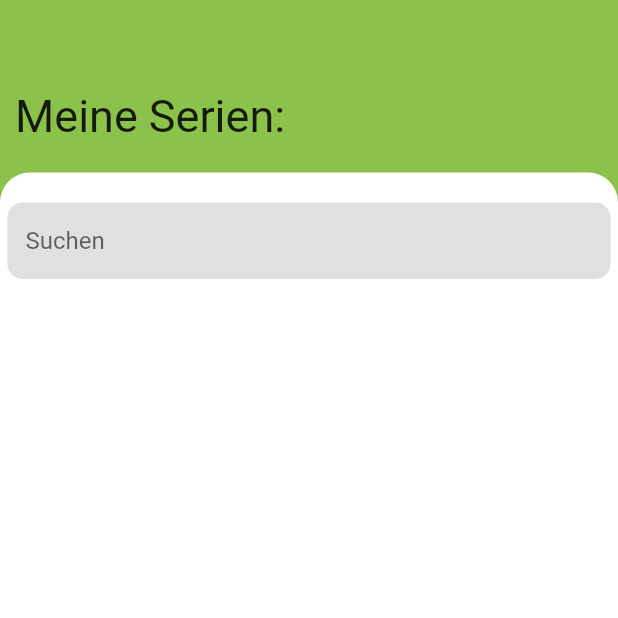
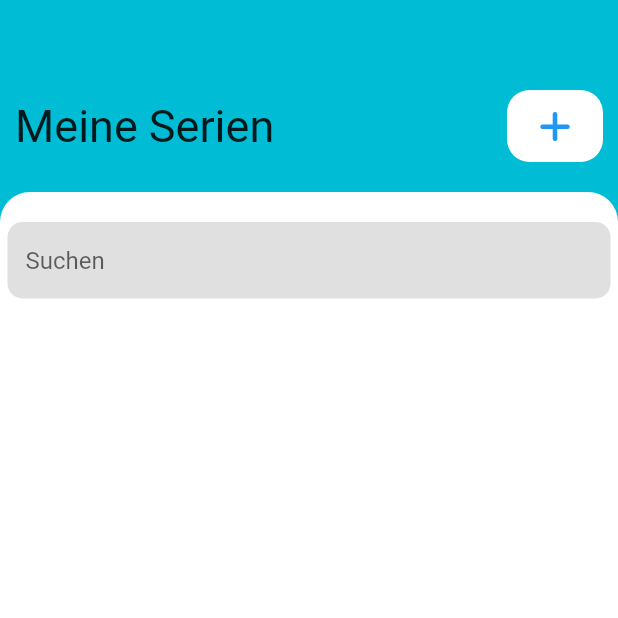
Before and after one commit to Nexiz15/series-tracker, a Flutter app: the screen it shows after launch, on a phone screen of 412 x 824 dp, the top half of it. Run offline on Flutter 3.47's test engine with Material 2 defaults, Android fonts, the phone set to English and light mode, and no system bars; our stand-ins replace floor, font_awesome_flutter, get_it, injectable, sqflite; missing offline and left inert: linear_progress_bar; accounts and stored records are empty; generated files the repository leaves out were written again.

Commit message:
adapt colors and add button

```diff
--- a/lib/l10n/app_de.arb
+++ b/lib/l10n/app_de.arb
@@ -1,5 +1,5 @@
 {
-  "homeMySeries": "Meine Serien:",
+  "homeMySeries": "Meine Serien",
   "@home": {
     "description": "list view title"
   },
--- a/lib/screens/SeriesListScreen.dart
+++ b/lib/screens/SeriesListScreen.dart
@@ -11,7 +11,7 @@ class SeriesListScreen extends StatelessWidget {
   @override
   Widget build(BuildContext context) {
     return Scaffold(
-        backgroundColor: Colors.lightGreen,
+        backgroundColor: Colors.cyan,
         body: Column(
           crossAxisAlignment: CrossAxisAlignment.start,
           children: [
--- a/lib/widgets/seriesList/SeriesListEntry.dart
+++ b/lib/widgets/seriesList/SeriesListEntry.dart
@@ -50,7 +50,7 @@ class SeriesListEntry extends StatelessWidget {
     if (progressInPercent == 100) {
       return Colors.green;
     } else {
-      return Colors.blue;
+      return Colors.purple;
     }
   }
 }
--- a/lib/widgets/seriesList/SeriesListTitle.dart
+++ b/lib/widgets/seriesList/SeriesListTitle.dart
@@ -1,5 +1,7 @@
+import 'package:flutter/material.dart';
 import 'package:flutter_gen/gen_l10n/app_localizations.dart';
 import 'package:flutter/cupertino.dart';
+import 'package:font_awesome_flutter/font_awesome_flutter.dart';
 
 class ListSeriesTitle extends StatelessWidget {
   const ListSeriesTitle({super.key});
@@ -7,11 +9,26 @@ class ListSeriesTitle extends StatelessWidget {
   @override
   Widget build(BuildContext context) {
     return Container(
-      padding: const EdgeInsets.only(top: 60.0, left: 10.0, bottom: 20.0),
-      child: Text(
-        AppLocalizations.of(context)?.homeMySeries ?? '',
-        style: const TextStyle(fontSize: 30.0),
-      ),
-    );
+        padding: const EdgeInsets.only(top: 60.0, left: 10.0, bottom: 20.0, right: 10.0),
+        child: Row(
+          mainAxisAlignment: MainAxisAlignment.spaceBetween,
+          children: [
+            Text(
+              AppLocalizations.of(context)?.homeMySeries ?? '',
+              style: const TextStyle(fontSize: 30.0),
+            ),
+            Container(
+              decoration: const BoxDecoration(
+                color: Colors.white,
+                borderRadius: BorderRadius.all(Radius.circular(15.0)),
+              ),
+              child: TextButton(
+                  onPressed: () => {},
+                  child: const FaIcon(
+                    FontAwesomeIcons.plus,
+                  )),
+            )
+          ],
+        ));
   }
 }
```
